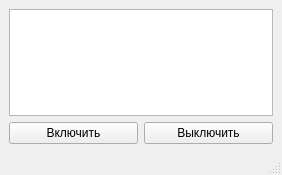
Above: mainwindow.ui from PowerOleg/Qt_serialport before the change. Below: the same form after it.
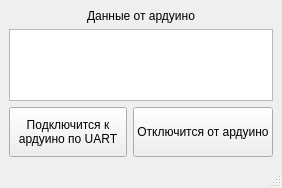
That is the form after the change.

Diff of the .ui file:
```diff
--- a/mainwindow.ui
+++ b/mainwindow.ui
@@ -7,7 +7,7 @@
     <x>0</x>
     <y>0</y>
     <width>282</width>
-    <height>175</height>
+    <height>188</height>
    </rect>
   </property>
   <property name="windowTitle">
@@ -15,21 +15,34 @@
   </property>
   <widget class="QWidget" name="centralwidget">
    <layout class="QGridLayout" name="gridLayout">
-    <item row="1" column="1">
+    <item row="3" column="1">
      <widget class="QPushButton" name="btnOff">
+      <property name="minimumSize">
+       <size>
+        <width>0</width>
+        <height>50</height>
+       </size>
+      </property>
       <property name="text">
-       <string>Выключить</string>
+       <string>Отключится от ардуино</string>
       </property>
      </widget>
     </item>
-    <item row="1" column="0">
+    <item row="3" column="0">
      <widget class="QPushButton" name="btnOn">
+      <property name="minimumSize">
+       <size>
+        <width>0</width>
+        <height>50</height>
+       </size>
+      </property>
       <property name="text">
-       <string>Включить</string>
+       <string>Подключится к 
+ардуино по UART</string>
       </property>
      </widget>
     </item>
-    <item row="0" column="0" colspan="2">
+    <item row="2" column="0" colspan="2">
      <widget class="QTextEdit" name="txtReadSerial">
       <property name="enabled">
        <bool>true</bool>
@@ -39,6 +52,16 @@
       </property>
      </widget>
     </item>
+    <item row="1" column="0" colspan="2">
+     <widget class="QLabel" name="lbTitle">
+      <property name="text">
+       <string>Данные от ардуино</string>
+      </property>
+      <property name="alignment">
+       <set>Qt::AlignCenter</set>
+      </property>
+     </widget>
+    </item>
    </layout>
   </widget>
   <widget class="QMenuBar" name="menubar">
```
